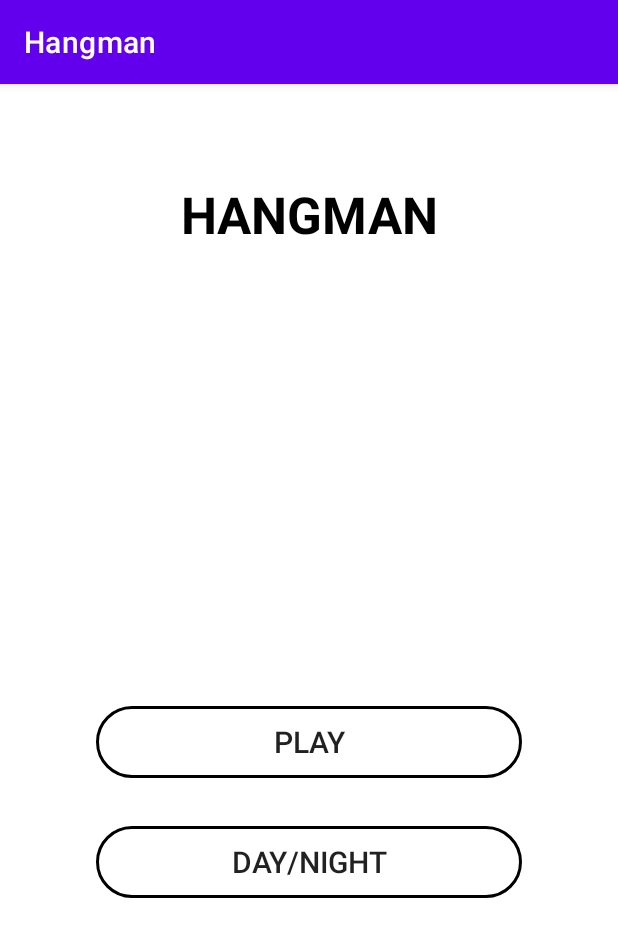
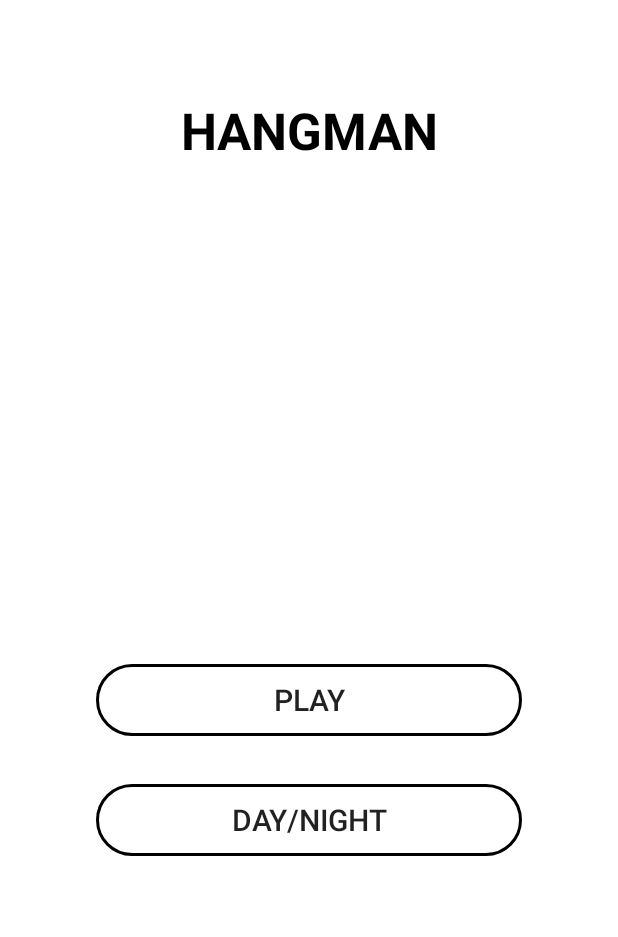
Before and after one commit to Javelel/Hangman, an Android app: the screen it shows after launch (MainActivity), on a phone screen of 412 x 824 dp. Shown: the top 937 px of the screen. Run offline under Robolectric (Android 15) with nearby library versions, the phone set to English and light mode, and no system bars.

Commit message:
removed action bar

```diff
--- a/app/src/main/res/values-night/themes.xml
+++ b/app/src/main/res/values-night/themes.xml
@@ -1,6 +1,6 @@
 <resources xmlns:tools="http://schemas.android.com/tools">
     <!-- Base application theme. -->
-    <style name="Theme.Hangman" parent="Theme.MaterialComponents.DayNight.DarkActionBar">
+    <style name="Theme.Hangman" parent="Theme.MaterialComponents.DayNight.NoActionBar">
         <item name="android:windowBackground">@color/black</item>
         <!-- Primary brand color. -->
         <item name="colorPrimary">@color/purple_200</item>
--- a/app/src/main/res/values/themes.xml
+++ b/app/src/main/res/values/themes.xml
@@ -1,6 +1,6 @@
 <resources xmlns:tools="http://schemas.android.com/tools">
     <!-- Base application theme. -->
-    <style name="Theme.Hangman" parent="Theme.MaterialComponents.DayNight.DarkActionBar">
+    <style name="Theme.Hangman" parent="Theme.MaterialComponents.DayNight.NoActionBar">
         <!-- Primary brand color. -->
         <item name="colorPrimary">@color/purple_500</item>
         <item name="colorPrimaryVariant">@color/purple_700</item>
```
